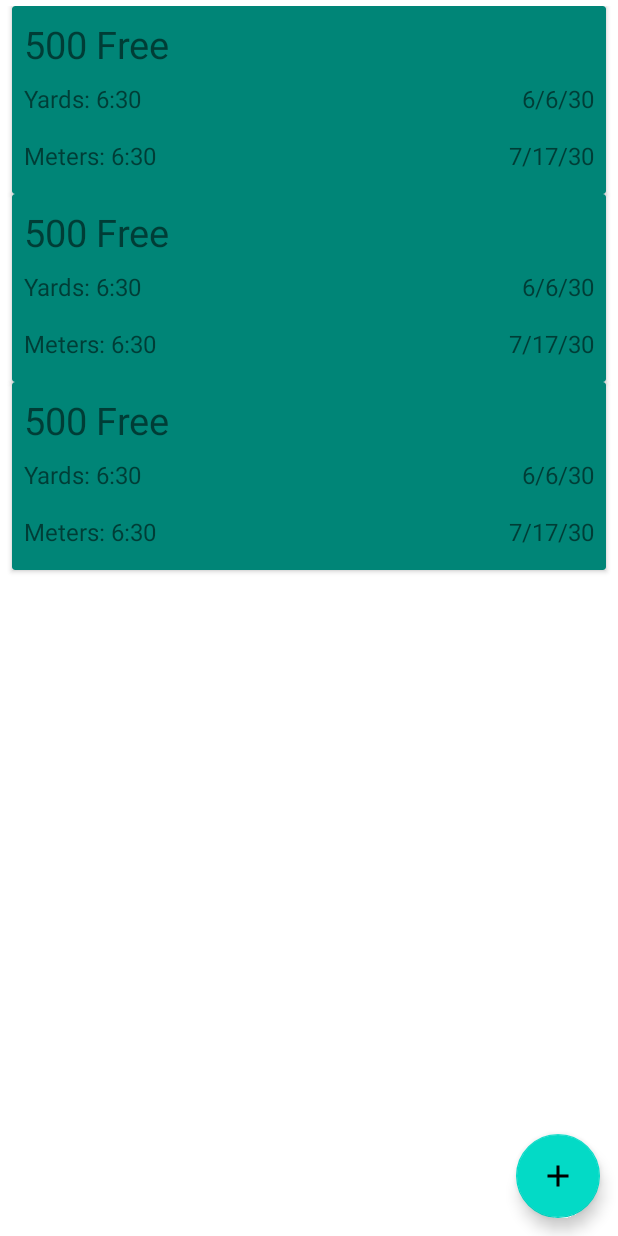
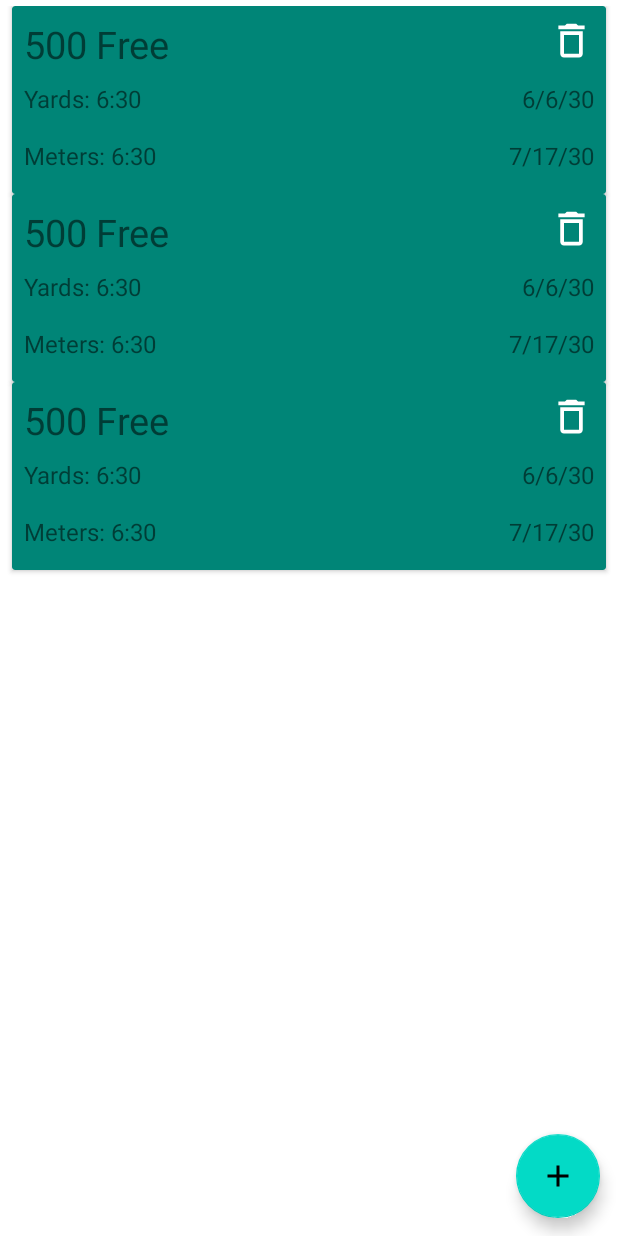
Before and after one commit to willmetz/YardageTracker, an Android app: the layout fragment_personal_records.xml on its own in the app's theme, with its tools: preview values and no code run, on a phone screen of 412 x 824 dp. Run offline under Robolectric (Android 15) with nearby library versions, the phone set to English and light mode, and no system bars.

Commit message:
add in work to delete item from records

```diff
--- a/app/src/main/java/com/slapshotapps/swimyardagetracker/database/PersonalRecordsDAO.kt
+++ b/app/src/main/java/com/slapshotapps/swimyardagetracker/database/PersonalRecordsDAO.kt
@@ -38,6 +38,9 @@ abstract class PersonalRecordsDAO {
     abstract suspend fun deleteRecordAndTimes(record: PersonalRecord)
 
     @Delete
+    abstract suspend fun deleteRecordAndTimes(recordId: Long)
+
+    @Delete
     abstract suspend fun deleteRecordTime(recordTime: RecordTime)
 
     suspend fun insertRecordWithTimes(record: PersonalRecord, times: List<RecordTime>) {
--- a/app/src/main/java/com/slapshotapps/swimyardagetracker/repositories/PersonalRecordsRepository.kt
+++ b/app/src/main/java/com/slapshotapps/swimyardagetracker/repositories/PersonalRecordsRepository.kt
@@ -19,6 +19,10 @@ class PersonalRecordsRepository @Inject constructor(private val workoutDatabase:
 
     suspend fun deleteRecord(record: PersonalRecord) {
         workoutDatabase.personalRecordDao().deleteRecordAndTimes(record)
+    }
+
+    suspend fun deleteRecord(recordId: Long) {
+        workoutDatabase.personalRecordDao().deleteRecordAndTimes(recordId)
     }
 
     suspend fun deleteRecordTime(time: RecordTime) {
--- /dev/null
+++ b/app/src/main/res/drawable/ic_delete.xml
@@ -0,0 +1,9 @@
+<vector xmlns:android="http://schemas.android.com/apk/res/android"
+    android:width="18dp"
+    android:height="18dp"
+    android:viewportWidth="24"
+    android:viewportHeight="24">
+  <path
+      android:pathData="M16,9v10H8V9h8m-1.5,-6h-5l-1,1H5v2h14V4h-3.5l-1,-1zM18,7H6v12c0,1.1 0.9,2 2,2h8c1.1,0 2,-0.9 2,-2V7z"
+      android:fillColor="#ffffff"/>
+</vector>
--- a/app/src/main/res/layout/personal_record_line_item.xml
+++ b/app/src/main/res/layout/personal_record_line_item.xml
@@ -65,6 +65,14 @@
             app:layout_constraintEnd_toEndOf="parent"
             tools:text="7/17/30" />
 
+        <ImageView
+            android:id="@+id/delete_record"
+            android:layout_width="30dp"
+            android:layout_height="30dp"
+            app:layout_constraintEnd_toEndOf="parent"
+            app:layout_constraintTop_toTopOf="parent"
+            android:src="@drawable/ic_delete"/>
+
     </androidx.constraintlayout.widget.ConstraintLayout>
 
 
```
Also changed, not shown: app/src/main/java/com/slapshotapps/swimyardagetracker/ui/records/PersonalRecordsFragment.kt (+21 -5 lines), app/src/main/java/com/slapshotapps/swimyardagetracker/ui/records/PersonalRecordsItemAdapter.kt (+24 -2 lines), app/src/main/java/com/slapshotapps/swimyardagetracker/ui/records/PersonalRecordsViewModel.kt (+20 -1 lines).
